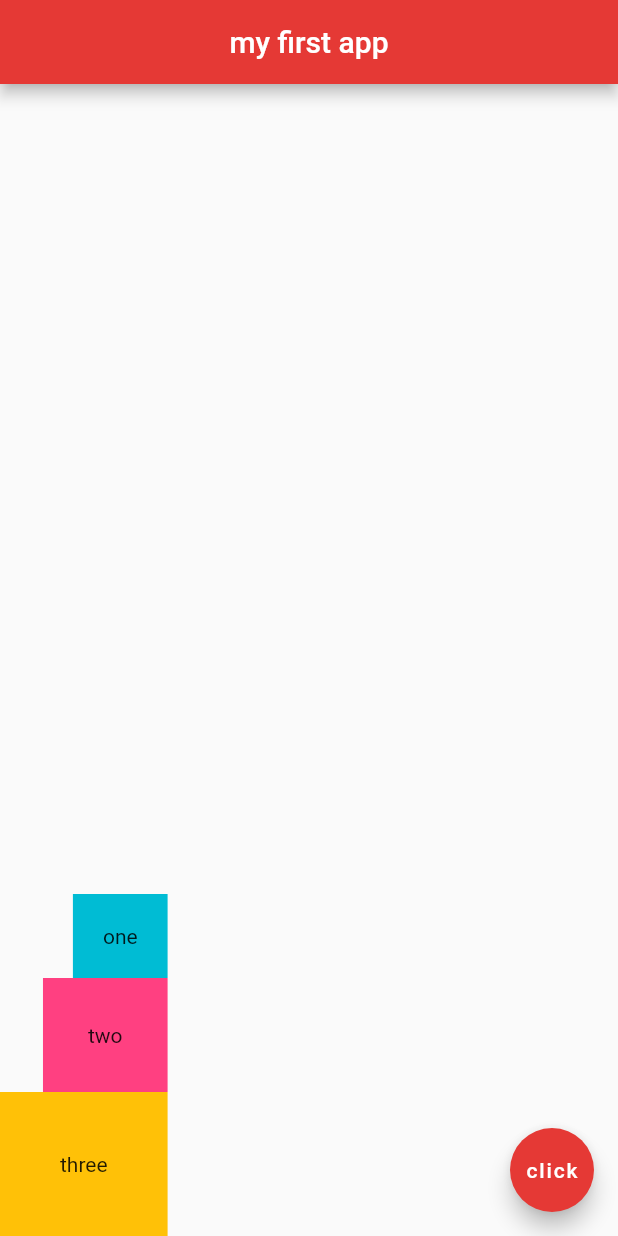
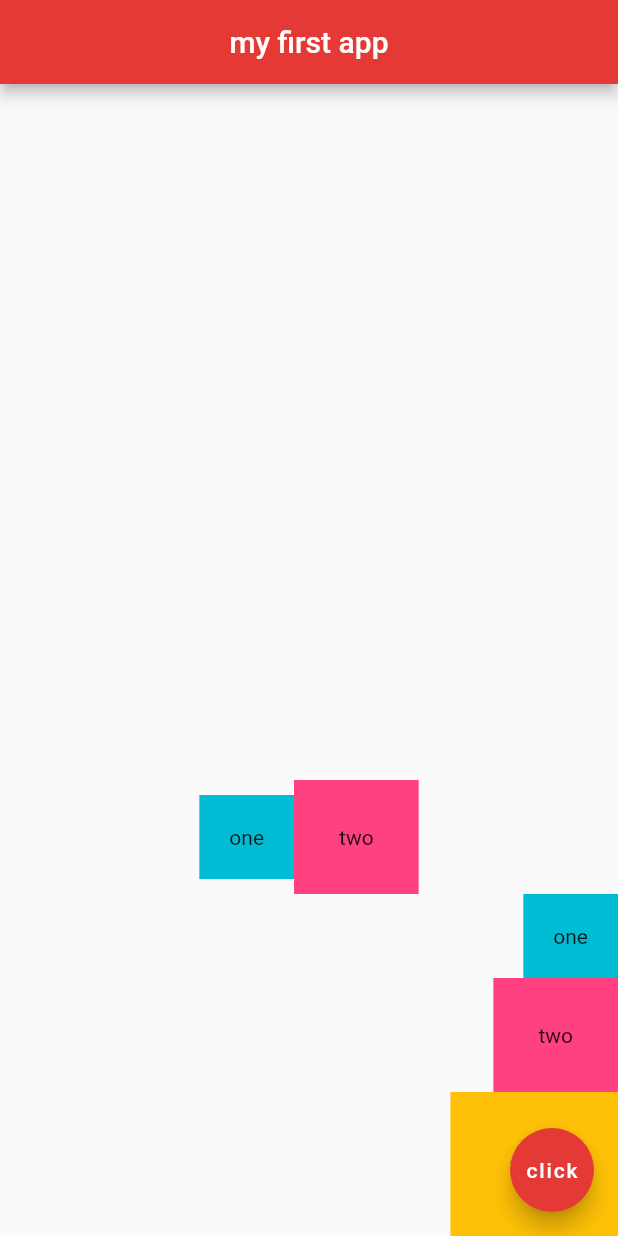
Before and after one commit to MbuguaCaleb/second_flutter_app, a Flutter app: the screen it shows after launch, on a phone screen of 412 x 824 dp. Run offline on Flutter 3.47's test engine with Material 2 defaults, Android fonts, the phone set to English and light mode, and no system bars.

Commit message:
'nesting-rows-and-columns'

```diff
--- a/lib/main.dart
+++ b/lib/main.dart
@@ -24,6 +24,26 @@ class Home extends StatelessWidget {
     mainAxisAlignment:MainAxisAlignment.end,
     crossAxisAlignment: CrossAxisAlignment.end,
     children: <Widget>[
+      Row(
+        mainAxisAlignment: MainAxisAlignment.center,
+        crossAxisAlignment: CrossAxisAlignment.center,
+        children: <Widget>[
+          Container(
+            padding: EdgeInsets.all(20.0),
+            color:Colors.cyan,
+            child: Text(
+                'one'
+            ),
+          ),
+          Container(
+            padding: EdgeInsets.all(30.0),
+            color:Colors.pinkAccent,
+            child: Text(
+                'two'
+            ),
+          ),
+        ],
+      ),
     Container(
     padding: EdgeInsets.all(20.0),
     color:Colors.cyan,
```
Also changed, not shown: 1 other file. Lines whose indentation alone changed are shown as unchanged.
